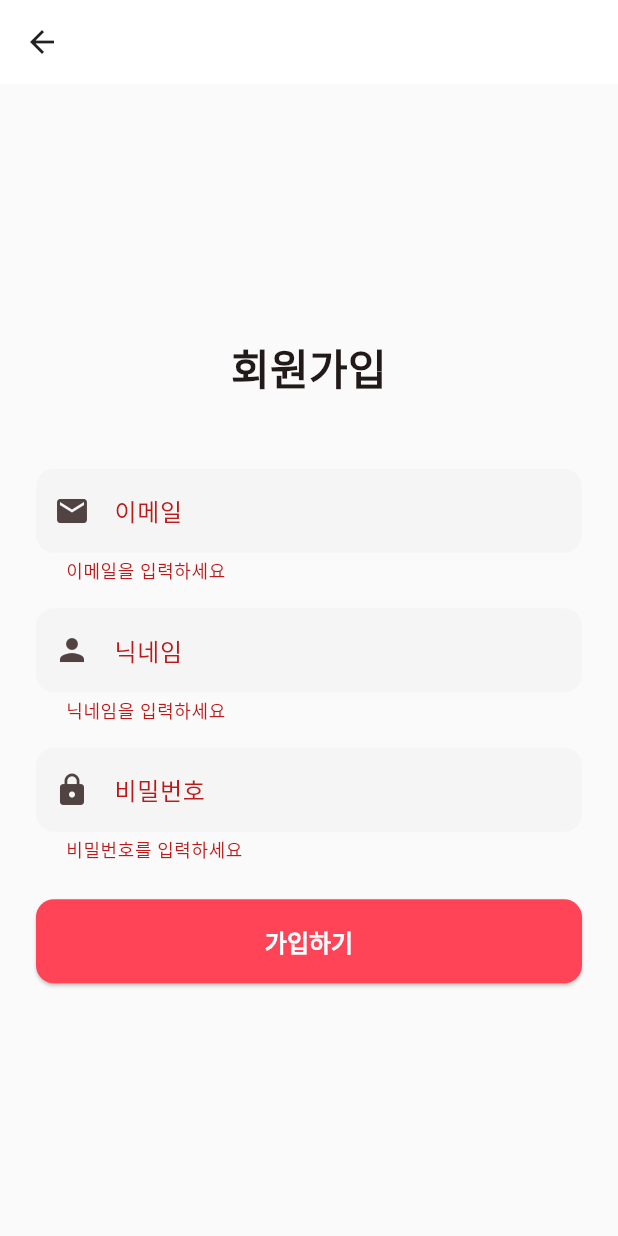
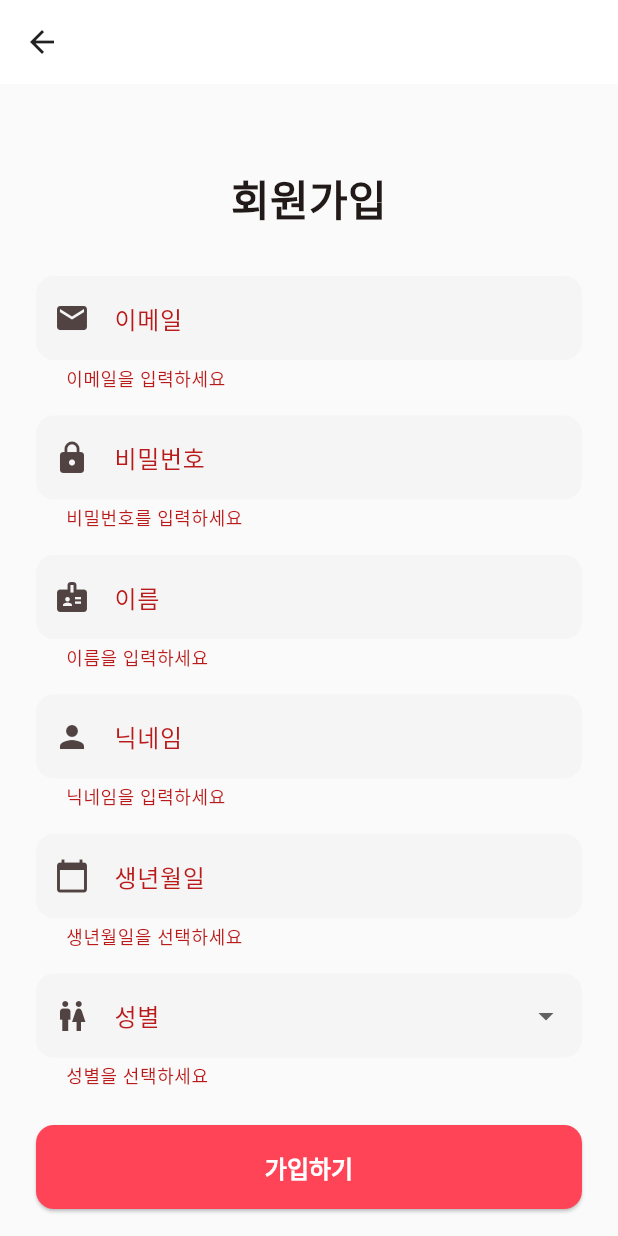
Before and after one commit to devkyur/chat-frontend, a Flutter app: the SignupScreen screen opened by its route, after a tap on "가입하기", on a phone screen of 412 x 824 dp. Run offline on Flutter 3.47's test engine with Material 3 defaults, Android fonts, the phone set to English and light mode, and no system bars; our stand-ins replace dio, flutter_riverpod, flutter_secure_storage, go_router; missing offline and left inert: stomp_dart_client; accounts and stored records are empty.

Commit message:
회원가입 시 프로필까지

```diff
--- a/lib/presentation/screens/signup_screen.dart
+++ b/lib/presentation/screens/signup_screen.dart
@@ -14,19 +14,56 @@ class _SignupScreenState extends ConsumerState<SignupScreen> {
   final _formKey = GlobalKey<FormState>();
   final _emailController = TextEditingController();
   final _passwordController = TextEditingController();
+  final _nameController = TextEditingController();
   final _nicknameController = TextEditingController();
+  final _birthDateController = TextEditingController();
+  String? _selectedGender;
   bool _isLoading = false;
 
   @override
   void dispose() {
     _emailController.dispose();
     _passwordController.dispose();
+    _nameController.dispose();
     _nicknameController.dispose();
+    _birthDateController.dispose();
     super.dispose();
+  }
+
+  Future<void> _selectBirthDate() async {
+    final now = DateTime.now();
+    final initialDate = DateTime(now.year - 20, now.month, now.day);
+    final firstDate = DateTime(now.year - 100);
+    final lastDate = DateTime(now.year - 18);
+
+    final picked = await showDatePicker(
+      context: context,
+      initialDate: initialDate,
+      firstDate: firstDate,
+      lastDate: lastDate,
+      helpText: '생년월일 선택',
+    );
+
+    if (picked != null) {
+      setState(() {
+        _birthDateController.text =
+            '${picked.year}-${picked.month.toString().padLeft(2, '0')}-${picked.day.toString().padLeft(2, '0')}';
+      });
+    }
   }
 
   Future<void> _handleSignup() async {
     if (!_formKey.currentState!.validate()) return;
+
+    if (_selectedGender == null) {
+      ScaffoldMessenger.of(context).showSnackBar(
+        const SnackBar(
+          content: Text('성별을 선택해주세요'),
+          backgroundColor: Colors.red,
+        ),
+      );
+      return;
+    }
 
     setState(() => _isLoading = true);
 
@@ -34,7 +71,10 @@ class _SignupScreenState extends ConsumerState<SignupScreen> {
       await ref.read(authProvider.notifier).signup(
             _emailController.text,
             _passwordController.text,
+            _nameController.text,
             _nicknameController.text,
+            _birthDateController.text,
+            _selectedGender!,
           );
 
       if (mounted) {
@@ -73,14 +113,14 @@ class _SignupScreenState extends ConsumerState<SignupScreen> {
         ),
       ),
       body: SafeArea(
-        child: Padding(
+        child: SingleChildScrollView(
           padding: const EdgeInsets.all(24.0),
           child: Form(
             key: _formKey,
             child: Column(
-              mainAxisAlignment: MainAxisAlignment.center,
               crossAxisAlignment: CrossAxisAlignment.stretch,
               children: [
+                const SizedBox(height: 32),
                 const Text(
                   '회원가입',
                   style: TextStyle(
@@ -89,7 +129,7 @@ class _SignupScreenState extends ConsumerState<SignupScreen> {
                   ),
                   textAlign: TextAlign.center,
                 ),
-                const SizedBox(height: 48),
+                const SizedBox(height: 32),
                 TextFormField(
                   controller: _emailController,
                   decoration: const InputDecoration(
@@ -109,6 +149,47 @@ class _SignupScreenState extends ConsumerState<SignupScreen> {
                 ),
                 const SizedBox(height: 16),
                 TextFormField(
+                  controller: _passwordController,
+                  decoration: const InputDecoration(
+                    labelText: '비밀번호',
+                    prefixIcon: Icon(Icons.lock),
+                  ),
+                  obscureText: true,
+                  validator: (value) {
+                    if (value == null || value.isEmpty) {
+                      return '비밀번호를 입력하세요';
+                    }
+                    if (value.length < 8) {
+                      return '비밀번호는 8자 이상이어야 합니다';
+                    }
+                    if (value.length > 20) {
+                      return '비밀번호는 20자 이하여야 합니다';
+                    }
+                    return null;
+                  },
+                ),
+                const SizedBox(height: 16),
+                TextFormField(
+                  controller: _nameController,
+                  decoration: const InputDecoration(
+                    labelText: '이름',
+                    prefixIcon: Icon(Icons.badge),
+                  ),
+                  validator: (value) {
+                    if (value == null || value.isEmpty) {
+                      return '이름을 입력하세요';
+                    }
+                    if (value.length < 2) {
+                      return '이름은 2자 이상이어야 합니다';
+                    }
+                    if (value.length > 50) {
+                      return '이름은 50자 이하여야 합니다';
+                    }
+                    return null;
+                  },
+                ),
+                const SizedBox(height: 16),
+                TextFormField(
                   controller: _nicknameController,
                   decoration: const InputDecoration(
                     labelText: '닉네임',
@@ -121,23 +202,48 @@ class _SignupScreenState extends ConsumerState<SignupScreen> {
                     if (value.length < 2) {
                       return '닉네임은 2자 이상이어야 합니다';
                     }
+                    if (value.length > 50) {
+                      return '닉네임은 50자 이하여야 합니다';
+                    }
                     return null;
                   },
                 ),
                 const SizedBox(height: 16),
                 TextFormField(
-                  controller: _passwordController,
+                  controller: _birthDateController,
                   decoration: const InputDecoration(
-                    labelText: '비밀번호',
-                    prefixIcon: Icon(Icons.lock),
+                    labelText: '생년월일',
+                    prefixIcon: Icon(Icons.calendar_today),
+                    hintText: 'YYYY-MM-DD',
                   ),
-                  obscureText: true,
+                  readOnly: true,
+                  onTap: _selectBirthDate,
                   validator: (value) {
                     if (value == null || value.isEmpty) {
-                      return '비밀번호를 입력하세요';
+                      return '생년월일을 선택하세요';
                     }
-                    if (value.length < 6) {
-                      return '비밀번호는 6자 이상이어야 합니다';
+                    return null;
+                  },
+                ),
+                const SizedBox(height: 16),
+                DropdownButtonFormField<String>(
+                  decoration: const InputDecoration(
+                    labelText: '성별',
+                    prefixIcon: Icon(Icons.wc),
+                  ),
+                  items: const [
+                    DropdownMenuItem(value: 'MALE', child: Text('남성')),
+                    DropdownMenuItem(value: 'FEMALE', child: Text('여성')),
+                    DropdownMenuItem(value: 'OTHER', child: Text('기타')),
+                  ],
+                  onChanged: (value) {
+                    setState(() {
+                      _selectedGender = value;
+                    });
+                  },
+                  validator: (value) {
+                    if (value == null || value.isEmpty) {
+                      return '성별을 선택하세요';
                     }
                     return null;
                   },
@@ -157,6 +263,7 @@ class _SignupScreenState extends ConsumerState<SignupScreen> {
                         )
                       : const Text('가입하기'),
                 ),
+                const SizedBox(height: 32),
               ],
             ),
           ),
```
Also changed, not shown: lib/data/datasources/auth_api.dart (+18 -0 lines), lib/data/models/user_model.dart (+41 -2 lines), lib/data/repositories/auth_repository_impl.dart (+18 -0 lines), lib/domain/repositories/auth_repository.dart (+9 -0 lines), lib/presentation/providers/auth_provider.dart (+11 -1 lines), 1 other file.
